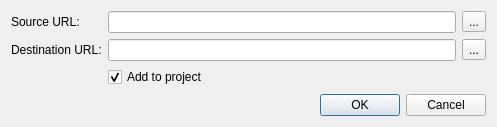
This is src/plugins/dbi_bam/src/ConvertToSQLiteDialog.ui in violethaze74/ugene as Qt 5 draws it before an edit. The edited form follows.
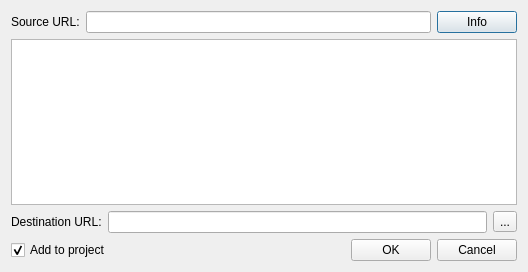
This is the edited form.

The edit to the form file:
```diff
--- a/src/plugins/dbi_bam/src/ConvertToSQLiteDialog.ui
+++ b/src/plugins/dbi_bam/src/ConvertToSQLiteDialog.ui
@@ -6,8 +6,8 @@
    <rect>
     <x>0</x>
     <y>0</y>
-    <width>497</width>
-    <height>127</height>
+    <width>528</width>
+    <height>272</height>
    </rect>
   </property>
   <property name="windowTitle">
@@ -15,14 +15,45 @@
   </property>
   <layout class="QVBoxLayout" name="verticalLayout">
    <item>
-    <layout class="QGridLayout" name="gridLayout">
-     <item row="0" column="0">
-      <widget class="QLabel" name="label">
+    <layout class="QHBoxLayout" name="horizontalLayout_2">
+     <item>
+      <widget class="QLabel" name="sourceUrlLabel">
        <property name="text">
         <string>Source URL:</string>
        </property>
       </widget>
      </item>
+     <item>
+      <widget class="QLineEdit" name="sourceUrlView">
+       <property name="readOnly">
+        <bool>true</bool>
+       </property>
+      </widget>
+     </item>
+     <item>
+      <widget class="QPushButton" name="bamInfoButton">
+       <property name="text">
+        <string>Info</string>
+       </property>
+      </widget>
+     </item>
+    </layout>
+   </item>
+   <item>
+    <widget class="QTableWidget" name="tableWidget">
+     <property name="selectionMode">
+      <enum>QAbstractItemView::NoSelection</enum>
+     </property>
+     <property name="selectionBehavior">
+      <enum>QAbstractItemView::SelectRows</enum>
+     </property>
+     <property name="columnCount">
+      <number>0</number>
+     </property>
+    </widget>
+   </item>
+   <item>
+    <layout class="QGridLayout" name="gridLayout">
      <item row="1" column="0">
       <widget class="QLabel" name="label_2">
        <property name="text">
@@ -30,19 +61,9 @@
        </property>
       </widget>
      </item>
-     <item row="0" column="1">
-      <widget class="QLineEdit" name="sourceUrlEdit"/>
-     </item>
      <item row="1" column="1">
       <widget class="QLineEdit" name="destinationUrlEdit"/>
      </item>
-     <item row="0" column="2">
-      <widget class="QToolButton" name="sourceUrlButton">
-       <property name="text">
-        <string>...</string>
-       </property>
-      </widget>
-     </item>
      <item row="1" column="2">
       <widget class="QToolButton" name="destinationUrlButton">
        <property name="text">
@@ -50,7 +71,11 @@
        </property>
       </widget>
      </item>
-     <item row="2" column="1">
+    </layout>
+   </item>
+   <item>
+    <layout class="QHBoxLayout" name="horizontalLayout">
+     <item>
       <widget class="QCheckBox" name="addToProjectBox">
        <property name="text">
         <string>Add to project</string>
@@ -60,31 +85,41 @@
        </property>
       </widget>
      </item>
+     <item>
+      <spacer name="horizontalSpacer">
+       <property name="orientation">
+        <enum>Qt::Horizontal</enum>
+       </property>
+       <property name="sizeHint" stdset="0">
+        <size>
+         <width>40</width>
+         <height>20</height>
+        </size>
+       </property>
+      </spacer>
+     </item>
+     <item>
+      <widget class="QPushButton" name="okButton">
+       <property name="enabled">
+        <bool>true</bool>
+       </property>
+       <property name="text">
+        <string>OK</string>
+       </property>
+       <property name="checkable">
+        <bool>false</bool>
+       </property>
+      </widget>
+     </item>
+     <item>
+      <widget class="QPushButton" name="cancelButton">
+       <property name="text">
+        <string>Cancel</string>
+       </property>
+      </widget>
+     </item>
     </layout>
    </item>
-   <item>
-    <spacer name="verticalSpacer">
-     <property name="orientation">
-      <enum>Qt::Vertical</enum>
-     </property>
-     <property name="sizeHint" stdset="0">
-      <size>
-       <width>20</width>
-       <height>40</height>
-      </size>
-     </property>
-    </spacer>
-   </item>
-   <item>
-    <widget class="QDialogButtonBox" name="buttonBox">
-     <property name="orientation">
-      <enum>Qt::Horizontal</enum>
-     </property>
-     <property name="standardButtons">
-      <set>QDialogButtonBox::Cancel|QDialogButtonBox::Ok</set>
-     </property>
-    </widget>
-   </item>
   </layout>
  </widget>
  <resources/>
```
Left out of the diff: 28 changed lines with no effect on the pictures.
